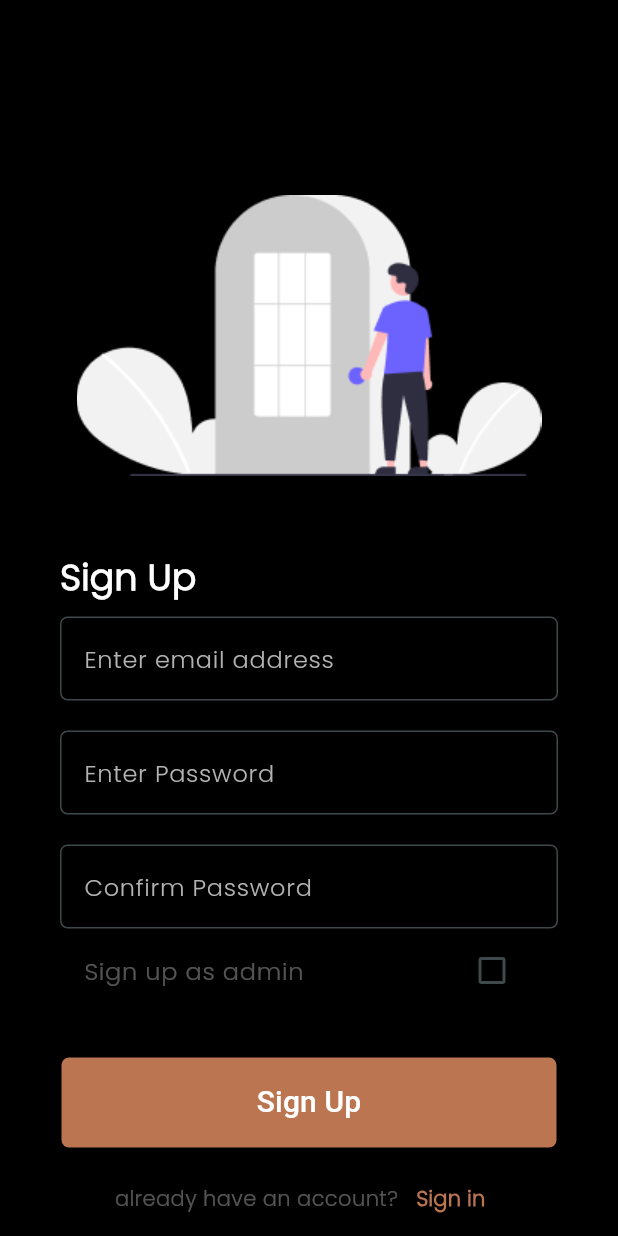
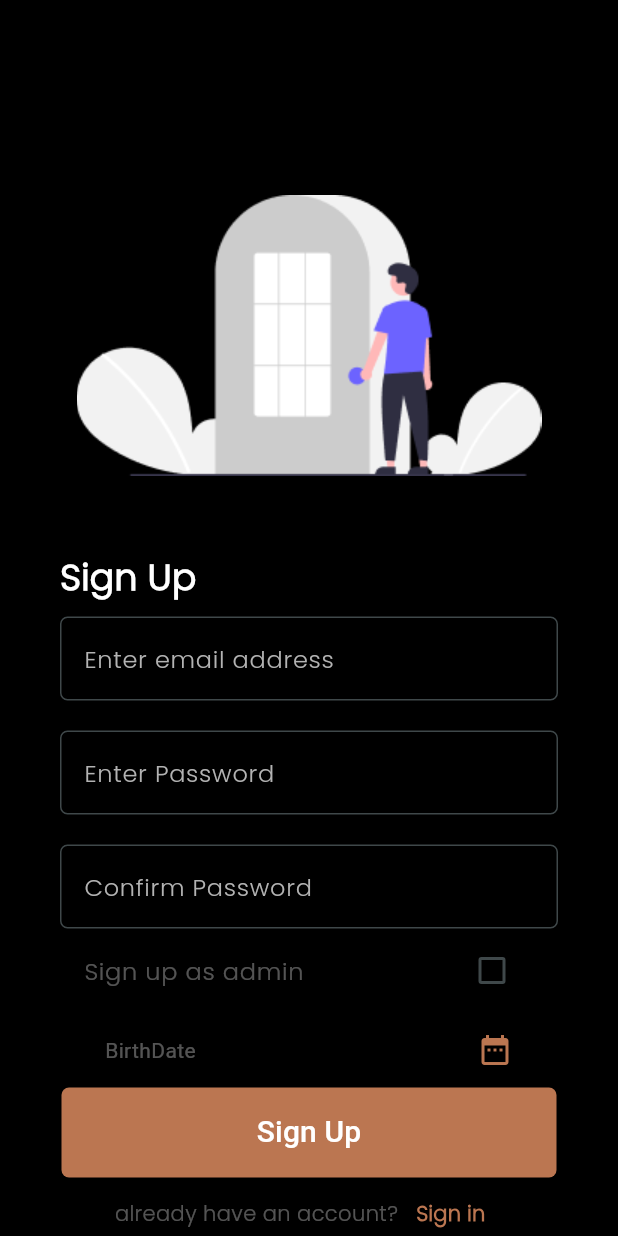
Before and after one commit to KareemAdelFaheem/E-commerce-app, a Flutter app: the signUp screen opened by its route, on a phone screen of 412 x 824 dp. Run offline on Flutter 3.47's test engine with Material 3 defaults, Android fonts, the phone set to English and light mode, and no system bars; our stand-ins replace cloud_firestore, firebase_auth, firebase_core, firebase_database, firebase_storage, image_picker and 3 more; missing offline and left inert: dart:ffi, mobile_scanner; accounts and stored records are empty.

Commit message:
signup edit

```diff
--- a/lib/Pages/signUp.dart
+++ b/lib/Pages/signUp.dart
@@ -6,6 +6,7 @@ import 'package:ecommerce/Pages/signIn.dart';
 import 'package:firebase_auth/firebase_auth.dart';
 import 'package:flutter/foundation.dart';
 import 'package:flutter/material.dart';
+import 'package:intl/intl.dart';
 
 class signUp extends StatefulWidget {
   const signUp({super.key});
@@ -21,6 +22,48 @@ class _MyHomePageState extends State<signUp> {
   final TextEditingController _confirmpasswordController =
       TextEditingController();
   bool isAdmin = false;
+
+  DateTime? _selectedDate;
+  String _ageText = "";
+
+  void _calculateAge() {
+    if (_selectedDate == null) {
+      return;
+    }
+    DateTime now = DateTime.now();
+    int years = now.year - _selectedDate!.year;
+    int months = now.month - _selectedDate!.month;
+    int days = now.day - _selectedDate!.day;
+
+    if (months < 0) {
+      years--;
+      months += 12;
+    }
+    if (days < 0) {
+      months--;
+      days += DateTime(now.year, now.month, 0).day;
+    }
+
+    setState(() {
+      final DateFormat dateFormat = DateFormat("yyyy-MM-dd");
+      _ageText = dateFormat.format(_selectedDate!);
+    });
+  }
+
+  Future<void> _selectDate(BuildContext context) async {
+    final DateTime? picked = await showDatePicker(
+      context: context,
+      initialDate: DateTime.now(),
+      firstDate: DateTime(1900),
+      lastDate: DateTime.now(),
+    );
+    if (picked != null && picked != _selectedDate) {
+      setState(() {
+        _selectedDate = picked;
+      });
+      _calculateAge();
+    }
+  }
 
   @override
   Widget build(BuildContext context) {
@@ -139,20 +182,53 @@ class _MyHomePageState extends State<signUp> {
                                 isAdmin = value!;
                               });
                             }),
-                        const SizedBox(
-                          height: 30,
+                        Row(
+                          mainAxisAlignment: MainAxisAlignment.spaceBetween,
+                          children: [
+                            Padding(
+                              padding: const EdgeInsets.only(left: 30.0),
+                              child: Text(
+                                _ageText == "" ? "BirthDate" : _ageText,
+                                style: TextStyle(
+                                    color: AppColors.disabledCategoryColor),
                               ),
+                            ),
+                            Padding(
+                              padding: const EdgeInsets.only(right: 30.0),
+                              child: InkWell(
+                                onTap: () {
+                                  _selectDate(context);
+                                  print(_ageText);
+                                },
+                                child: SizedBox(
+                                  height: 50,
+                                  // width: 20,
+                                  child: Icon(
+                                    Icons.date_range,
+                                    color: AppColors.primaryColor,
+                                  ),
+                                ),
+                              ),
+                            ),
+                          ],
+                        ),
+                        // const SizedBox(
+                        //   height: 30,
+                        // ),
                         SizedBox(
                           width: 330,
                           height: 60,
                           child: ElevatedButton(
                             onPressed: () async {
                               if (formkey.currentState?.validate() ?? false) {
+                                if (_selectedDate != null) {
                                   try {
                                     await Auth().signUp(
                                         isAdmin: isAdmin,
                                         email: _emailController.text,
-                                      password: _passwordController.text);
+                                        password: _passwordController.text,
+                                        birthdate: _ageText
+                                        );
                                     ScaffoldMessenger.of(context).showSnackBar(
                                         const SnackBar(
                                             content: Text(
@@ -170,7 +246,13 @@ class _MyHomePageState extends State<signUp> {
                                     Auth().signOut();
                                   } on FirebaseAuthException catch (e) {
                                     ScaffoldMessenger.of(context).showSnackBar(
-                                      SnackBar(content: Text("${e.message}")));
+                                        SnackBar(
+                                            content: Text("${e.message}")));
+                                  }
+                                } else {
+                                  ScaffoldMessenger.of(context).showSnackBar(
+                                      const SnackBar(
+                                          content: Text("select BirthDate")));
                                 }
                               }
                             },
@@ -190,9 +272,9 @@ class _MyHomePageState extends State<signUp> {
                         ),
                       ],
                     )),
-                const SizedBox(
-                  height: 10,
-                ),
+                // const SizedBox(
+                //   height: 10,
+                // ),
                 Row(
                   mainAxisAlignment: MainAxisAlignment.center,
                   children: [
```
Lines whose indentation alone changed are shown as unchanged.
